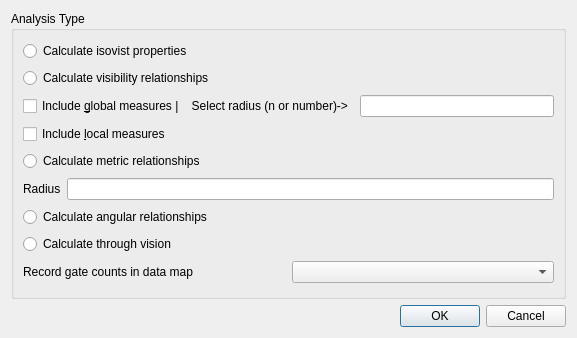
Qt form modules/vgaparallel/gui/UI/vgaparalleloptionsdlg.ui (orange-vertex/depthmapX) before a commit.
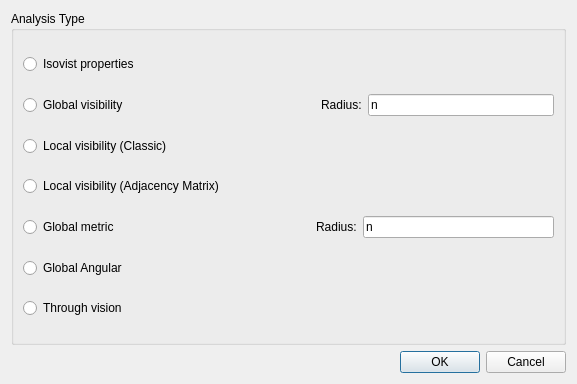
The same form after that commit.

Commit message: Update the parallel VGA window options

Diff of the .ui file:
```diff
--- a/modules/vgaparallel/gui/UI/vgaparalleloptionsdlg.ui
+++ b/modules/vgaparallel/gui/UI/vgaparalleloptionsdlg.ui
@@ -7,7 +7,7 @@
     <x>0</x>
     <y>0</y>
     <width>577</width>
-    <height>338</height>
+    <height>384</height>
    </rect>
   </property>
   <property name="windowTitle">
@@ -21,89 +21,125 @@
      </property>
      <layout class="QVBoxLayout" name="verticalLayout">
       <item>
-       <widget class="QRadioButton" name="c_output_type">
-        <property name="text">
-         <string>Calculate isovist properties</string>
+       <widget class="QRadioButton" name="c_calcIsovistProperties">
+        <property name="toolTip">
+         <string>&lt;html&gt;&lt;head/&gt;&lt;body&gt;&lt;p&gt;Includes metrics:&lt;/p&gt;&lt;p&gt;- Isovist Area&lt;/p&gt;&lt;p&gt;- Isovist Perimeter&lt;/p&gt;&lt;p&gt;- Isovist Occlusivity&lt;/p&gt;&lt;/body&gt;&lt;/html&gt;</string>
         </property>
-       </widget>
-      </item>
-      <item>
-       <widget class="QRadioButton" name="c_radio1">
         <property name="text">
-         <string>Calculate visibility relationships</string>
+         <string>Isovist properties</string>
         </property>
        </widget>
       </item>
       <item>
        <layout class="QHBoxLayout" name="horizontalLayout">
         <item>
-         <widget class="QCheckBox" name="c_global">
+         <widget class="QRadioButton" name="c_calcVisualGlobal">
           <property name="text">
-           <string>Include &amp;global measures |    Select radius (n or number)-&gt;</string>
+           <string>Global visibility</string>
           </property>
          </widget>
         </item>
         <item>
-         <widget class="QLineEdit" name="c_radius"/>
+         <spacer name="horizontalSpacer_2">
+          <property name="orientation">
+           <enum>Qt::Horizontal</enum>
+          </property>
+          <property name="sizeHint" stdset="0">
+           <size>
+            <width>40</width>
+            <height>20</height>
+           </size>
+          </property>
+         </spacer>
+        </item>
+        <item>
+         <widget class="QLabel" name="label_3">
+          <property name="focusPolicy">
+           <enum>Qt::NoFocus</enum>
+          </property>
+          <property name="text">
+           <string>Radius:</string>
+          </property>
+         </widget>
+        </item>
+        <item>
+         <widget class="QLineEdit" name="c_visualRadius">
+          <property name="text">
+           <string>n</string>
+          </property>
+         </widget>
         </item>
        </layout>
       </item>
       <item>
-       <widget class="QCheckBox" name="c_local">
+       <widget class="QRadioButton" name="c_calcVisualLocalOpenMP">
+        <property name="toolTip">
+         <string>&lt;html&gt;&lt;head/&gt;&lt;body&gt;&lt;p&gt;Classic depthmapX algorithm parallelised&lt;/p&gt;&lt;/body&gt;&lt;/html&gt;</string>
+        </property>
         <property name="text">
-         <string>Include &amp;local measures</string>
+         <string>Local visibility (Classic)</string>
         </property>
        </widget>
       </item>
       <item>
        <widget class="QRadioButton" name="c_radio2">
         <property name="text">
-         <string>Calculate metric relationships</string>
+         <string>Local visibility (Adjacency Matrix)</string>
         </property>
        </widget>
       </item>
       <item>
        <layout class="QHBoxLayout" name="horizontalLayout_2">
+        <item>
+         <widget class="QRadioButton" name="c_calcMetricGlobal">
+          <property name="text">
+           <string>Global metric</string>
+          </property>
+         </widget>
+        </item>
+        <item>
+         <spacer name="horizontalSpacer_3">
+          <property name="orientation">
+           <enum>Qt::Horizontal</enum>
+          </property>
+          <property name="sizeHint" stdset="0">
+           <size>
+            <width>40</width>
+            <height>20</height>
+           </size>
+          </property>
+         </spacer>
+        </item>
         <item>
          <widget class="QLabel" name="label">
           <property name="text">
-           <string>Radius</string>
+           <string>Radius:</string>
           </property>
          </widget>
         </item>
         <item>
-         <widget class="QLineEdit" name="c_radius2"/>
-        </item>
-       </layout>
-      </item>
-      <item>
-       <widget class="QRadioButton" name="c_radio3">
-        <property name="text">
-         <string>Calculate angular relationships</string>
-        </property>
-       </widget>
-      </item>
-      <item>
-       <widget class="QRadioButton" name="c_radio4">
-        <property name="text">
-         <string>Calculate through vision</string>
-        </property>
-       </widget>
-      </item>
-      <item>
-       <layout class="QHBoxLayout" name="horizontalLayout_3">
-        <item>
-         <widget class="QLabel" name="label_2">
+         <widget class="QLineEdit" name="c_metricRadius">
           <property name="text">
-           <string>Record gate counts in data map</string>
+           <string>n</string>
           </property>
          </widget>
         </item>
-        <item>
-         <widget class="QComboBox" name="c_layer_selector"/>
-        </item>
        </layout>
       </item>
+      <item>
+       <widget class="QRadioButton" name="c_calcAngularGlobal">
+        <property name="text">
+         <string>Global Angular</string>
+        </property>
+       </widget>
+      </item>
+      <item>
+       <widget class="QRadioButton" name="c_calcThroughVision">
+        <property name="text">
+         <string>Through vision</string>
+        </property>
+       </widget>
+      </item>
      </layout>
     </widget>
    </item>
```
Left out of the diff: 117 changed lines with no effect on the pictures. The commit also changes 3 other files.
